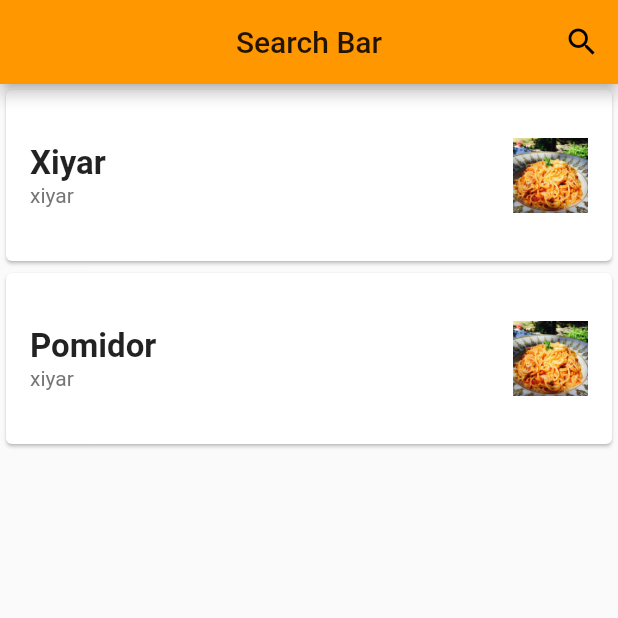
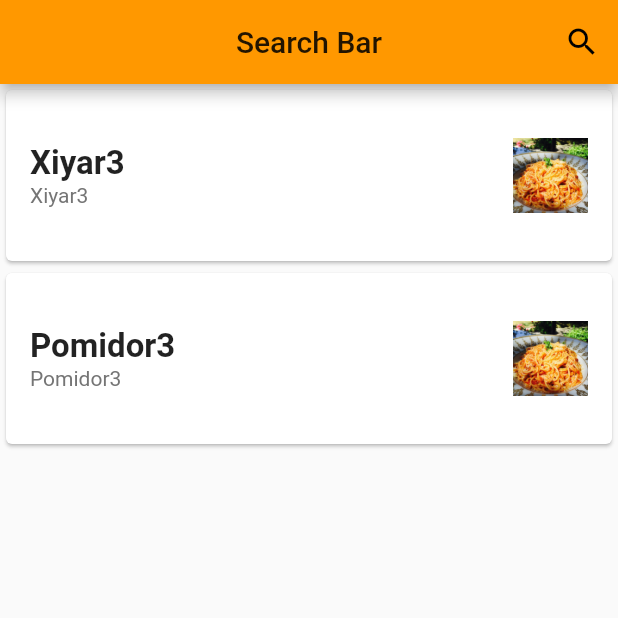
Before and after one commit to memmedrehimzade/jessamin, a Flutter app: the screen it shows after launch, on a phone screen of 412 x 824 dp, the top half of it. Run offline on Flutter 3.47's test engine with Material 2 defaults, Android fonts, the phone set to English and light mode, and no system bars.

Commit message:
mənbəni jsondan tam götürdüy

```diff
--- a/data_local/meals.json
+++ b/data_local/meals.json
@@ -1,10 +1,10 @@
 [
   {
     "imageSrc":"assets/1.jpg",
-    "title":"Xiyar"
+    "title":"Xiyar3"
   },
   {
     "imageSrc":"assets/2.jpg",
-    "title":"Pomidor"
+    "title":"Pomidor3"
   }
 ]
--- a/lib/view/home_screen.dart
+++ b/lib/view/home_screen.dart
@@ -12,7 +12,7 @@ class Meal {
 
 class HomePage extends StatefulWidget {
   final List<Meal> list = <Meal>[
-    Meal(imageSrc: 'assets/52770.jpg', title: 'Xiyar'),
+    Meal(imageSrc: 'assets/52770.jpg', title: 'Xiyar1'),
     Meal(imageSrc: 'assets/52783.jpg', title: 'Pomidor'),
     Meal(imageSrc: 'assets/52796.jpg', title: 'Lobya'),
   ];
@@ -63,8 +63,11 @@ class _HomePageState extends State<HomePage> {
                                       context,
                                       MaterialPageRoute(
                                           builder: (_) => MealDetailWidget(Meal(
-                                              imageSrc: 'assets/1.jpg',
-                                              title: 'xiyar'))));
+                                              title: newData[index]['title'],
+                                              imageSrc: newData[index]
+                                                  ['title']))));
+                                  // imageSrc: 'assets/1.jpg',
+                                  // title: 'xiyar'))));
                                 },
                                 child: Text(
                                   newData[index]['title'],
@@ -75,8 +78,8 @@ class _HomePageState extends State<HomePage> {
                                 ),
                               ),
                               Text(
-                                'xiyar',
-                                //newData[index]['text'],
+                                //'xiyar',
+                                newData[index]['title'],
                                 //'Note Text',
                                 style: TextStyle(color: Colors.grey.shade600),
                               ),
```
